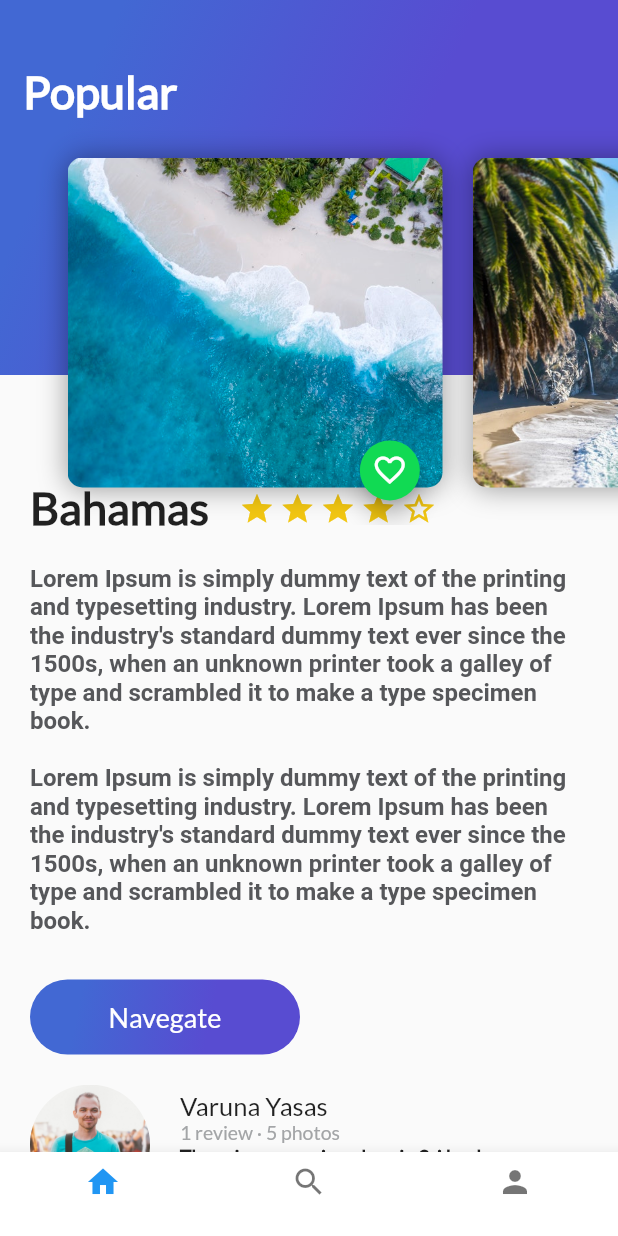
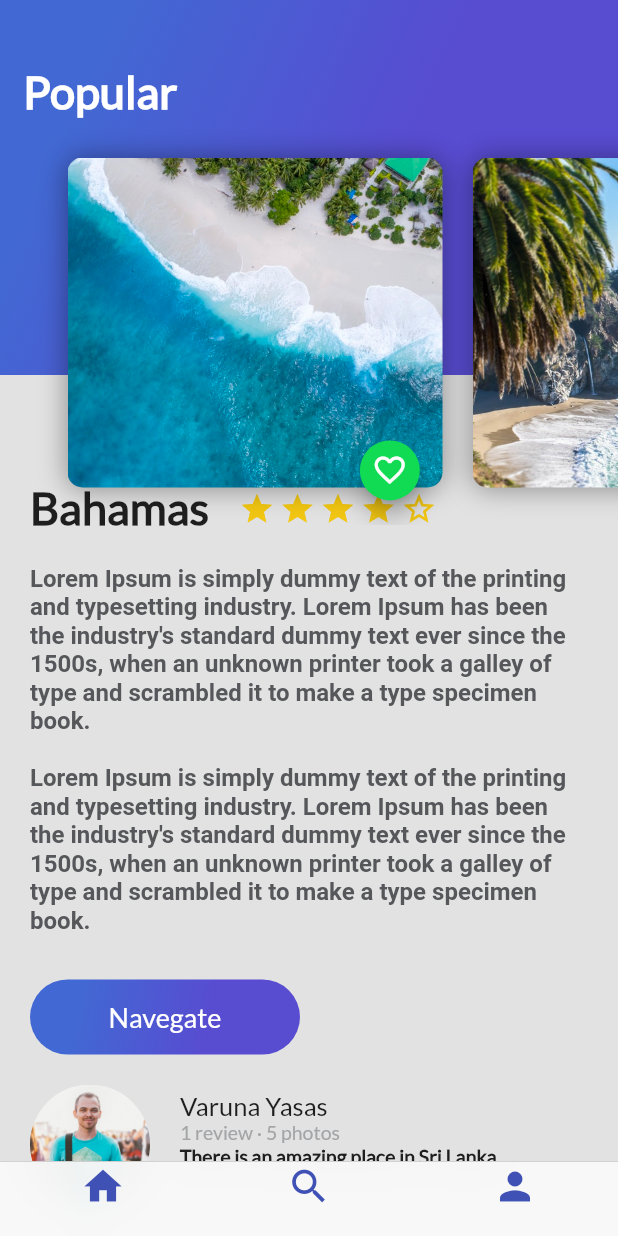
Before and after one commit to mpita/trips_app, a Flutter app: the screen it shows after launch, on a phone screen of 412 x 824 dp. Run offline on Flutter 3.47's test engine with Material 2 defaults, Android fonts, the phone set to English and light mode, and no system bars.

Commit message:
Personalizando nuestro BottomNavigation Bar a Cupertino iOS BottomBar

```diff
--- a/lib/main.dart
+++ b/lib/main.dart
@@ -1,5 +1,6 @@
 import 'package:flutter/material.dart';
 import 'platzi_trips.dart';
+import 'platzi_trips_cupertino.dart';
 
 void main() => runApp(MyApp());
 
@@ -21,7 +22,8 @@ class MyApp extends StatelessWidget {
         // is not restarted.
         primarySwatch: Colors.blue,
       ),
-      home: PlatziTrips(),
+      //home: PlatziTrips(),
+      home: PlatziTripsCupertino(),
     );
   }
 }
--- /dev/null
+++ b/lib/platzi_trips_cupertino.dart
@@ -0,0 +1,55 @@
+import 'package:flutter/material.dart';
+import 'package:flutter/cupertino.dart';
+import 'home_trips.dart';
+import 'search_trips.dart';
+import 'profile_trips.dart';
+
+class PlatziTripsCupertino extends StatelessWidget {
+  @override
+  Widget build(BuildContext context) {
+    // TODO: implement build
+    return Scaffold(
+      bottomNavigationBar: CupertinoTabScaffold(
+        tabBar: CupertinoTabBar(
+            items: [
+              BottomNavigationBarItem(
+                  icon: Icon(Icons.home, color: Colors.indigo),
+                  title: Text("")
+              ),
+              BottomNavigationBarItem(
+                  icon: Icon(Icons.search, color: Colors.indigo),
+                  title: Text("")
+              ),
+              BottomNavigationBarItem(
+                  icon: Icon(Icons.person, color: Colors.indigo),
+                  title: Text("")
+              ),
+            ]
+        ),
+
+        tabBuilder: (BuildContext context, int index) {
+          switch (index) {
+            case 0:
+              return CupertinoTabView(
+                builder: (BuildContext context) => HomeTrips(),
+              );
+              break;
+            case 1:
+              return CupertinoTabView(
+                builder: (BuildContext context) => SearchTrips(),
+              );
+              break;
+            case 2:
+              return CupertinoTabView(
+                builder: (BuildContext context) => ProfileTrips(),
+              );
+              break;
+
+          }
+
+        },
+      ),
+    );
+  }
+
+}
```
